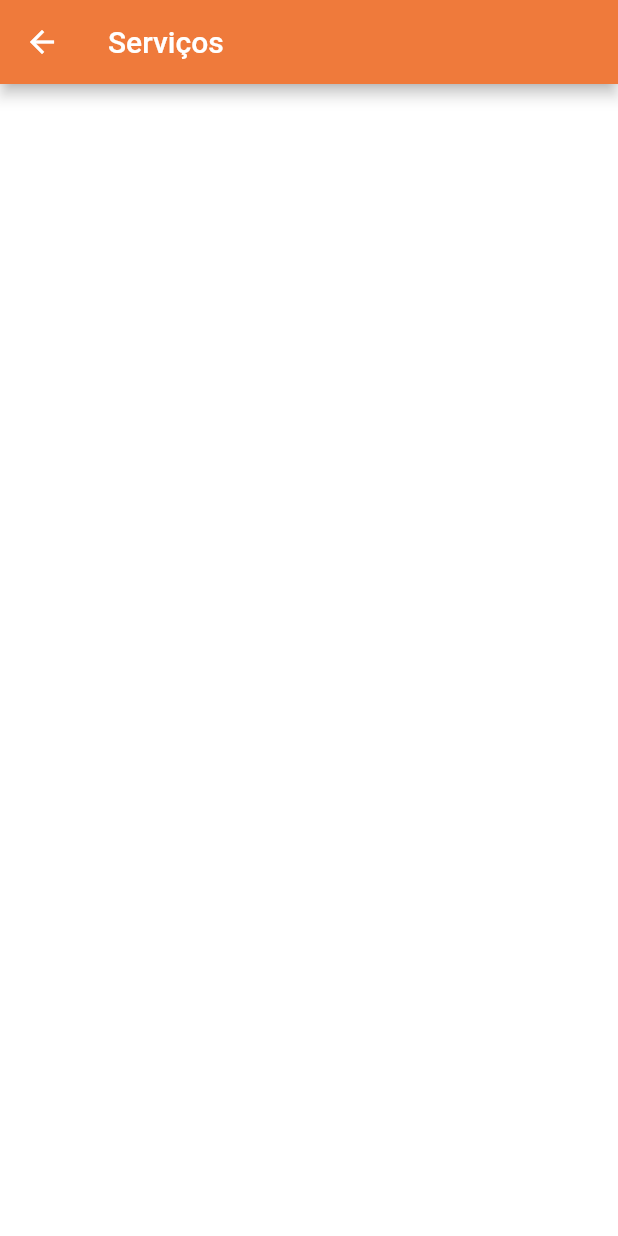
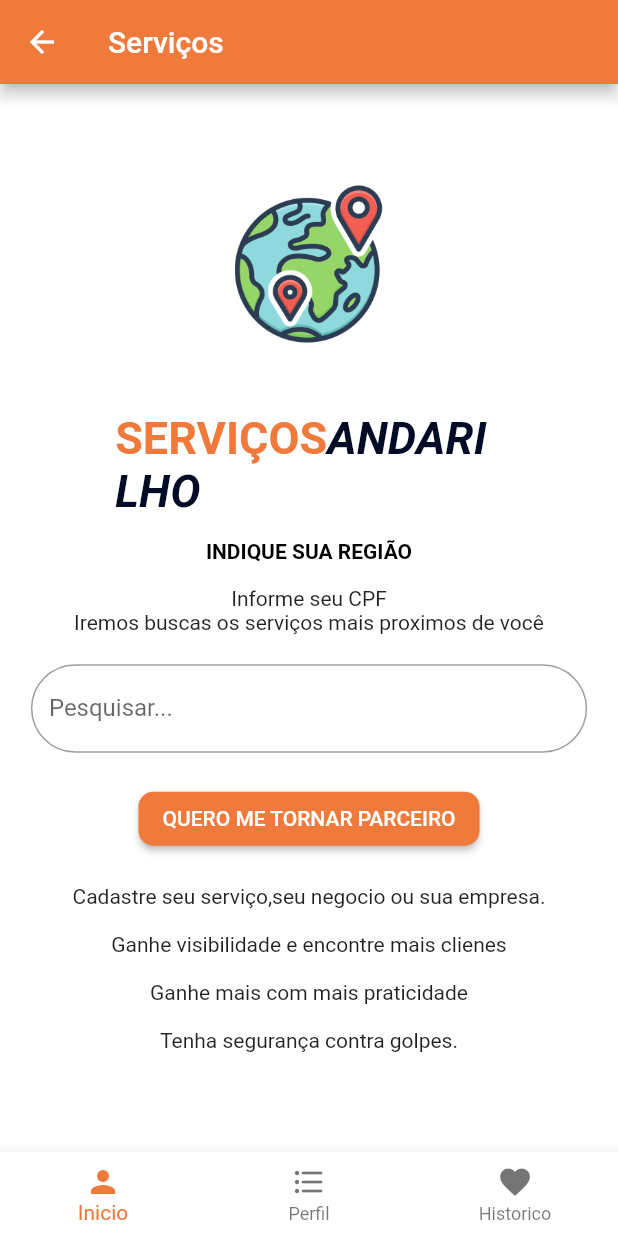
Before and after one commit to guimell/Andarilho, a Flutter app: the Servicos screen opened directly, on a phone screen of 412 x 824 dp. Run offline on Flutter 3.47's test engine with Material 2 defaults, Android fonts, the phone set to English and light mode, and no system bars.

Commit message:
criando pagina de serviço

```diff
--- a/andarilho/lib/servicos.dart
+++ b/andarilho/lib/servicos.dart
@@ -1,6 +1,6 @@
+import 'package:andarilho/cadastroServicos.dart';
 import 'package:flutter/material.dart';
-import 'package:flutter/src/foundation/key.dart';
-import 'package:flutter/src/widgets/framework.dart';
+import 'config.dart';
 
 class Servicos extends StatefulWidget {
   const Servicos({Key? key, title}) : super(key: key);
@@ -12,13 +12,128 @@ class Servicos extends StatefulWidget {
 class _ServicosState extends State<Servicos> {
   @override
   Widget build(BuildContext context) {
+    AppConfig.screenSize = MediaQuery.of(context).size;
+    AppConfig.smallScreen =
+        AppConfig.screenSize.width < AppConfig.screenSize.height;
+    AppConfig.platformBrightness = MediaQuery.of(context).platformBrightness;
     return Scaffold(
       appBar: AppBar(
-        title: Text("Serviços"),
+        title: const Text("Serviços"),
       ),
+      bottomNavigationBar: AppConfig.navBar(context),
       body: Center(
         child: Column(
-          children: [],
+          mainAxisAlignment: MainAxisAlignment.center,
+          children: [
+            Stack(children: [
+              Align(
+                alignment: Alignment.center,
+                child: Padding(
+                  padding: const EdgeInsets.all(15.0),
+                  child: Container(
+                    height: AppConfig.screenSize.width * 0.3,
+                    width: AppConfig.screenSize.width * 0.3,
+                    decoration: BoxDecoration(
+                      color: AppConfig.lightColors.onPrimary,
+                      borderRadius: BorderRadius.circular(360),
+                    ),
+                  ),
+                ),
+              ),
+              Align(
+                alignment: Alignment.center,
+                child: Image.asset(
+                  height: AppConfig.screenSize.width * 0.3,
+                  width: AppConfig.screenSize.width * 0.3,
+                  "assets/images/LOGO DO ADMINSTRADOR.png",
+                  fit: BoxFit.cover,
+                ),
+              ),
+            ]),
+            Padding(
+              padding: const EdgeInsets.only(bottom: 15.0),
+              child: Container(
+                width: AppConfig.screenSize.width * 0.7,
+                decoration: BoxDecoration(
+                  color: AppConfig.lightColors.onPrimary,
+                  borderRadius: BorderRadius.circular(25),
+                ),
+                child: Column(
+                  children: [
+                    Padding(
+                      padding: const EdgeInsets.all(15.0),
+                      child: RichText(
+                        text: TextSpan(
+                          text: 'SERVIÇOS',
+                          style: TextStyle(
+                              fontWeight: FontWeight.bold,
+                              fontSize: 30,
+                              color: AppConfig.lightColors.primary),
+                          children: <TextSpan>[
+                            TextSpan(
+                              text: 'ANDARILHO',
+                              style: TextStyle(
+                                  fontWeight: FontWeight.bold,
+                                  color: AppConfig.lightColors.background,
+                                  fontStyle: FontStyle.italic),
+                            ),
+                          ],
+                        ),
+                      ),
+                    ),
+                    Text(
+                      "INDIQUE SUA REGIÃO",
+                      style: TextStyle(
+                          color: AppConfig.darkColors.onSecondary,
+                          fontWeight: FontWeight.bold),
+                    )
+                  ],
+                ),
+              ),
+            ),
+            const Text("Informe seu CPF"),
+            const Text("Iremos buscas os serviços mais proximos de você"),
+            Padding(
+              padding: const EdgeInsets.only(top: 20),
+              child: SizedBox(
+                width: AppConfig.screenSize.width * 0.9,
+                child: TextFormField(
+                  decoration: InputDecoration(
+                    border: OutlineInputBorder(
+                      borderSide: const BorderSide(
+                        color: Colors.black,
+                      ),
+                      borderRadius: BorderRadius.circular(30.0),
+                    ),
+                    labelText: 'Pesquisar...',
+                  ),
+                ),
+              ),
+            ),
+            Padding(
+              padding: const EdgeInsets.symmetric(vertical: 20),
+              child: ElevatedButton(
+                style: ElevatedButton.styleFrom(
+                    shape: RoundedRectangleBorder(
+                        borderRadius: BorderRadius.circular(10.0)),
+                    primary: AppConfig.lightColors.primary),
+                onPressed: () {
+                  Navigator.push(
+                    context,
+                    MaterialPageRoute(
+                      builder: (context) =>
+                          const CadastroServicos(title: "Cadastro Serviços"),
+                    ),
+                  );
+                },
+                child: const Text("QUERO ME TORNAR PARCEIRO"),
+              ),
+            ),
+            const Text("Cadastre seu serviço,seu negocio ou sua empresa.\n"),
+            const Text("Ganhe visibilidade e encontre mais clienes\n"),
+            const Text("Ganhe mais com mais praticidade\n"),
+            const Text("Tenha segurança contra golpes.\n"),
+          ],
         ),
       ),
     );
```
